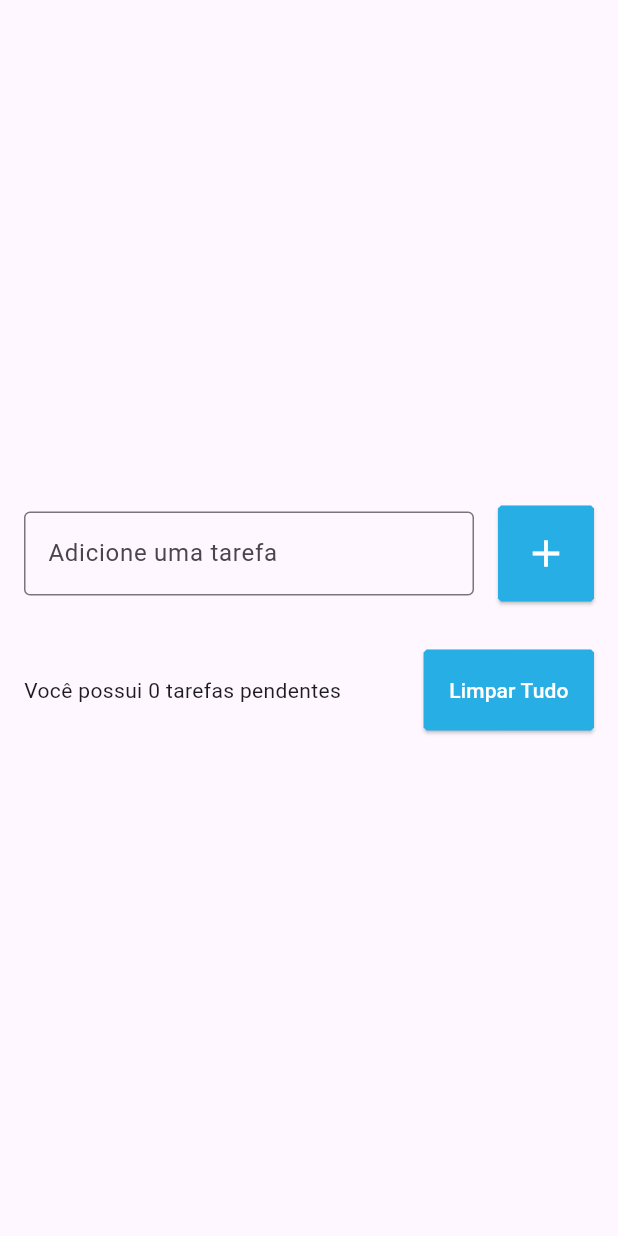
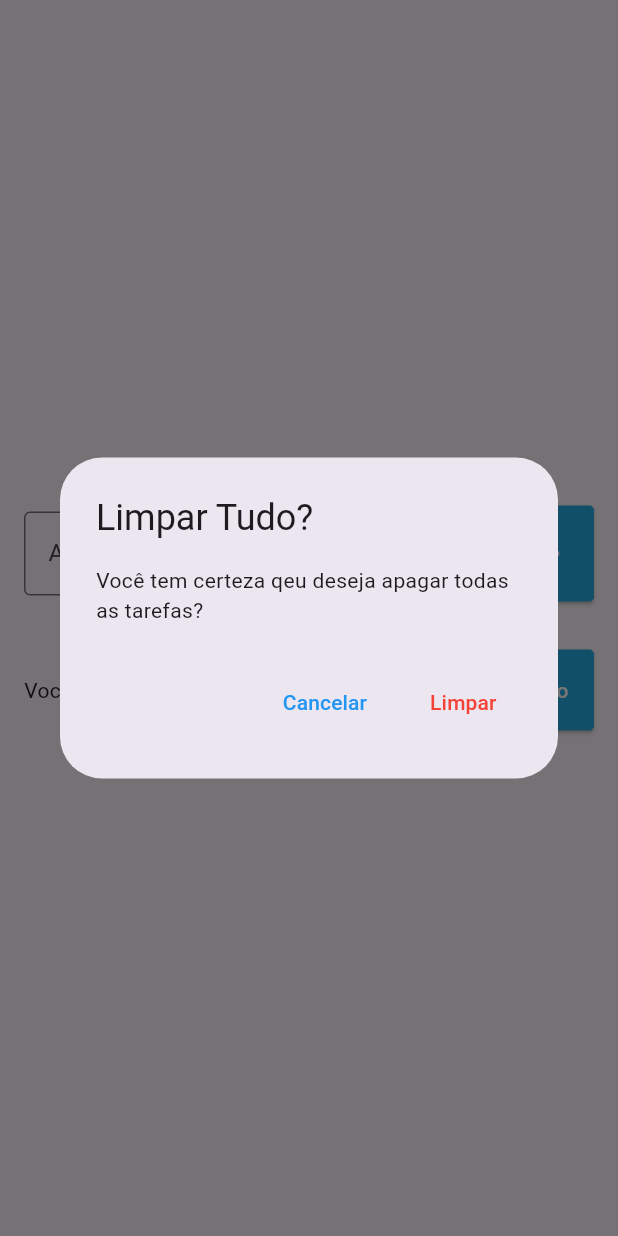
Before and after one commit to gabnugosi/todo_list, a Flutter app: the screen it shows after launch, after a tap on "Limpar Tudo", on a phone screen of 412 x 824 dp. Run offline on Flutter 3.47's test engine with Material 3 defaults, Android fonts, the phone set to English and light mode, and no system bars; our stand-ins replace flutter_slidable.

Commit message:
Aula 103 btn para deletar todas as tarefas

```diff
--- a/lib/pages/todo_list_page.dart
+++ b/lib/pages/todo_list_page.dart
@@ -105,7 +105,7 @@ class _TodoListPageState extends State<TodoListPage> {
                       width: widthSB,
                     ),
                     ElevatedButton(
-                      onPressed: () {},
+                      onPressed: showDeleteTodosConfirmationDialog,
                       style: ElevatedButton.styleFrom(
                         backgroundColor:
                             const Color.fromARGB(255, 39, 174, 228),
@@ -135,7 +135,6 @@ class _TodoListPageState extends State<TodoListPage> {
 
     setState(() {
       todos.remove(todo);
-
     });
 
     ScaffoldMessenger.of(context).clearSnackBars();
@@ -157,7 +156,62 @@ class _TodoListPageState extends State<TodoListPage> {
             log('Desfazer delete ${deletedTodo!.title} na posição $deletedTodoPos');
           },
         ),
-      duration: const Duration(seconds: 5),
+        duration: const Duration(seconds: 5),
+      ),
+    );
+  }
+
+  void showDeleteTodosConfirmationDialog() {
+    showDialog(
+      context: context,
+      builder: (context) => AlertDialog(
+        title: const Text('Limpar Tudo?'),
+        content:
+            const Text('Você tem certeza qeu deseja apagar todas as tarefas?'),
+        actions: [
+          TextButton(
+            onPressed: () {
+              Navigator.of(context).pop();
+              log('btn Cancelar limpar tudo');
+            },
+            style: TextButton.styleFrom(
+              foregroundColor: Colors.blue,
+              padding: const EdgeInsets.all(17),
+            ),
+            child: const Text("Cancelar"),
+          ),
+          TextButton(
+            onPressed: () {
+              Navigator.of(context).pop();
+              log('btn limpar tudo');
+              deleteAllTodos();
+            },
+            style: TextButton.styleFrom(
+              foregroundColor: Colors.red,
+              padding: const EdgeInsets.all(17),
+            ),
+            child: const Text("Limpar"),
+          ),
+        ],
+      ),
+    );
+  }
+
+  void deleteAllTodos() {
+    setState(() {
+      todos.clear();
+    });
+
+    ScaffoldMessenger.of(context).clearSnackBars();
+
+    ScaffoldMessenger.of(context).showSnackBar(
+      const SnackBar(
+        content: Text(
+          'Tarefas removidas!',
+          style: TextStyle(color: Colors.black87),
+        ),
+        backgroundColor: Colors.white,
+        duration: Duration(seconds: 5),
       ),
     );
   }
```
